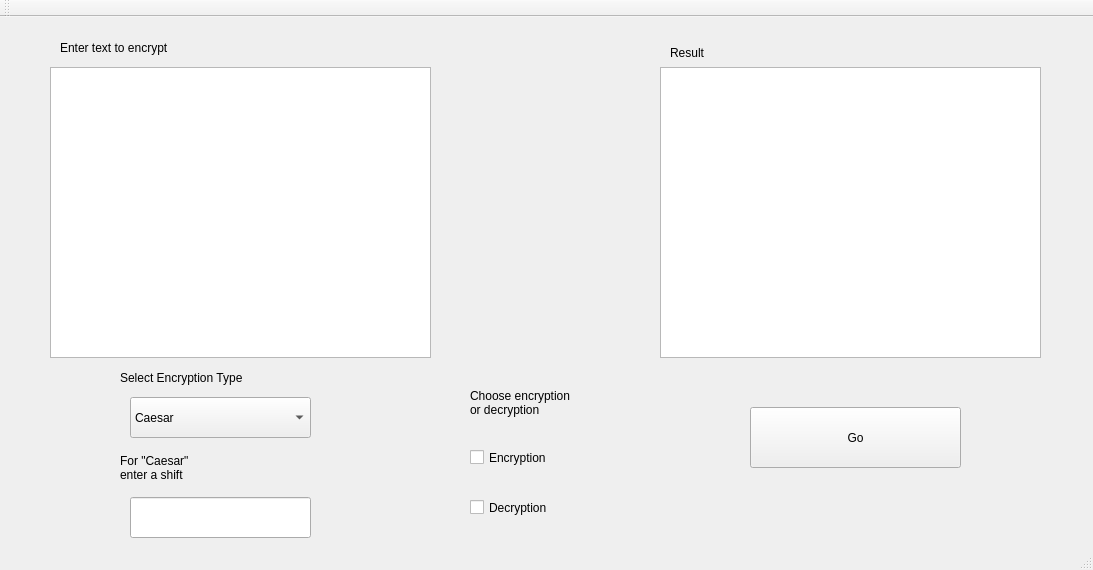
Old version of the form QtGuiApplication.ui in the repository mark56716/QT5.
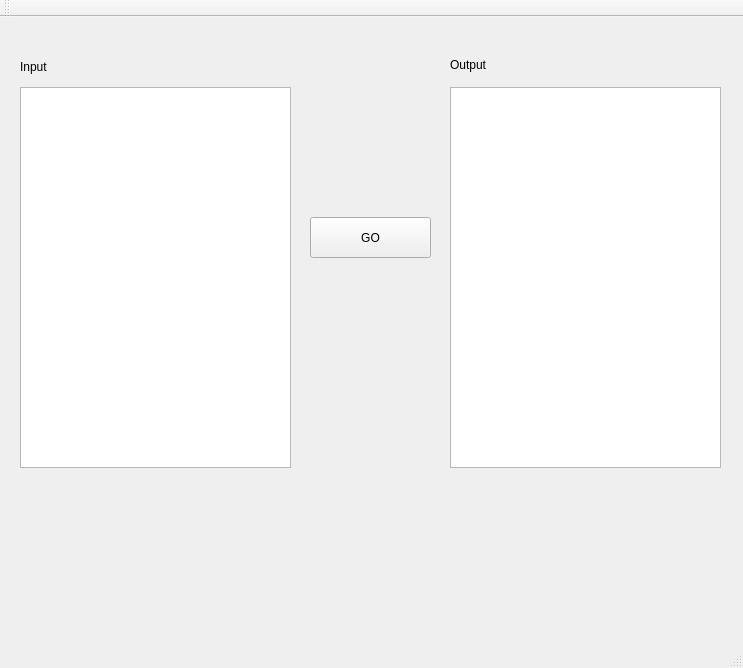
New version of the form.

Patch:
```diff
--- a/QtGuiApplication.ui
+++ b/QtGuiApplication.ui
@@ -6,181 +6,81 @@
    <rect>
     <x>0</x>
     <y>0</y>
-    <width>1093</width>
-    <height>570</height>
+    <width>743</width>
+    <height>668</height>
    </rect>
   </property>
   <property name="windowTitle">
    <string>QtGuiApplication</string>
   </property>
   <widget class="QWidget" name="centralWidget">
-   <widget class="QTextEdit" name="textEdit">
-    <property name="geometry">
-     <rect>
-      <x>50</x>
-      <y>50</y>
-      <width>381</width>
-      <height>291</height>
-     </rect>
-    </property>
-   </widget>
-   <widget class="QTextBrowser" name="textBrowser">
-    <property name="geometry">
-     <rect>
-      <x>660</x>
-      <y>50</y>
-      <width>381</width>
-      <height>291</height>
-     </rect>
-    </property>
-    <property name="focusPolicy">
-     <enum>Qt::NoFocus</enum>
-    </property>
-   </widget>
    <widget class="QLabel" name="label">
     <property name="geometry">
      <rect>
-      <x>60</x>
-      <y>10</y>
-      <width>301</width>
-      <height>41</height>
+      <x>20</x>
+      <y>40</y>
+      <width>55</width>
+      <height>20</height>
      </rect>
     </property>
     <property name="text">
-     <string>Enter text to encrypt</string>
+     <string>Input</string>
     </property>
    </widget>
-   <widget class="QLabel" name="label_2">
+   <widget class="QTextBrowser" name="textBrowser">
     <property name="geometry">
      <rect>
-      <x>670</x>
-      <y>20</y>
-      <width>231</width>
-      <height>31</height>
+      <x>450</x>
+      <y>70</y>
+      <width>271</width>
+      <height>381</height>
      </rect>
     </property>
-    <property name="text">
-     <string>Result</string>
-    </property>
-   </widget>
-   <widget class="QComboBox" name="comboBox">
-    <property name="geometry">
-     <rect>
-      <x>130</x>
-      <y>380</y>
-      <width>181</width>
-      <height>41</height>
-     </rect>
-    </property>
-    <item>
-     <property name="text">
-      <string>Caesar</string>
-     </property>
-    </item>
-    <item>
-     <property name="text">
-      <string>Atbash</string>
-     </property>
-    </item>
    </widget>
    <widget class="QPushButton" name="pushButton">
     <property name="geometry">
      <rect>
-      <x>750</x>
-      <y>390</y>
-      <width>211</width>
-      <height>61</height>
-     </rect>
-    </property>
-    <property name="text">
-     <string>Go</string>
-    </property>
-   </widget>
-   <widget class="QCheckBox" name="checkBox">
-    <property name="geometry">
-     <rect>
-      <x>470</x>
-      <y>420</y>
-      <width>171</width>
+      <x>310</x>
+      <y>200</y>
+      <width>121</width>
       <height>41</height>
      </rect>
     </property>
     <property name="text">
-     <string>Encryption</string>
+     <string>GO</string>
     </property>
    </widget>
-   <widget class="QCheckBox" name="checkBox_2">
+   <widget class="QLabel" name="label_2">
     <property name="geometry">
      <rect>
-      <x>470</x>
-      <y>470</y>
-      <width>201</width>
-      <height>41</height>
+      <x>450</x>
+      <y>40</y>
+      <width>55</width>
+      <height>16</height>
      </rect>
     </property>
     <property name="text">
-     <string>Decryption</string>
+     <string>Output</string>
     </property>
    </widget>
-   <widget class="QLineEdit" name="lineEdit">
+   <widget class="QPlainTextEdit" name="plainTextEdit">
     <property name="geometry">
      <rect>
-      <x>130</x>
-      <y>480</y>
-      <width>181</width>
-      <height>41</height>
+      <x>20</x>
+      <y>70</y>
+      <width>271</width>
+      <height>381</height>
      </rect>
     </property>
    </widget>
-   <widget class="QLabel" name="label_3">
-    <property name="geometry">
-     <rect>
-      <x>120</x>
-      <y>340</y>
-      <width>261</width>
-      <height>41</height>
-     </rect>
-    </property>
-    <property name="text">
-     <string>Select Encryption Type</string>
-    </property>
-   </widget>
-   <widget class="QLabel" name="label_4">
-    <property name="geometry">
-     <rect>
-      <x>120</x>
-      <y>430</y>
-      <width>191</width>
-      <height>41</height>
-     </rect>
-    </property>
-    <property name="text">
-     <string>For &quot;Caesar&quot;
-enter a shift</string>
-    </property>
-   </widget>
-   <widget class="QLabel" name="label_5">
-    <property name="geometry">
-     <rect>
-      <x>470</x>
-      <y>360</y>
-      <width>201</width>
-      <height>51</height>
-     </rect>
-    </property>
-    <property name="text">
-     <string>Choose encryption
-or decryption</string>
-    </property>
-   </widget>
   </widget>
   <widget class="QMenuBar" name="menuBar">
    <property name="geometry">
     <rect>
      <x>0</x>
      <y>0</y>
-     <width>1093</width>
-     <height>18</height>
+     <width>743</width>
+     <height>26</height>
     </rect>
    </property>
   </widget>
```
